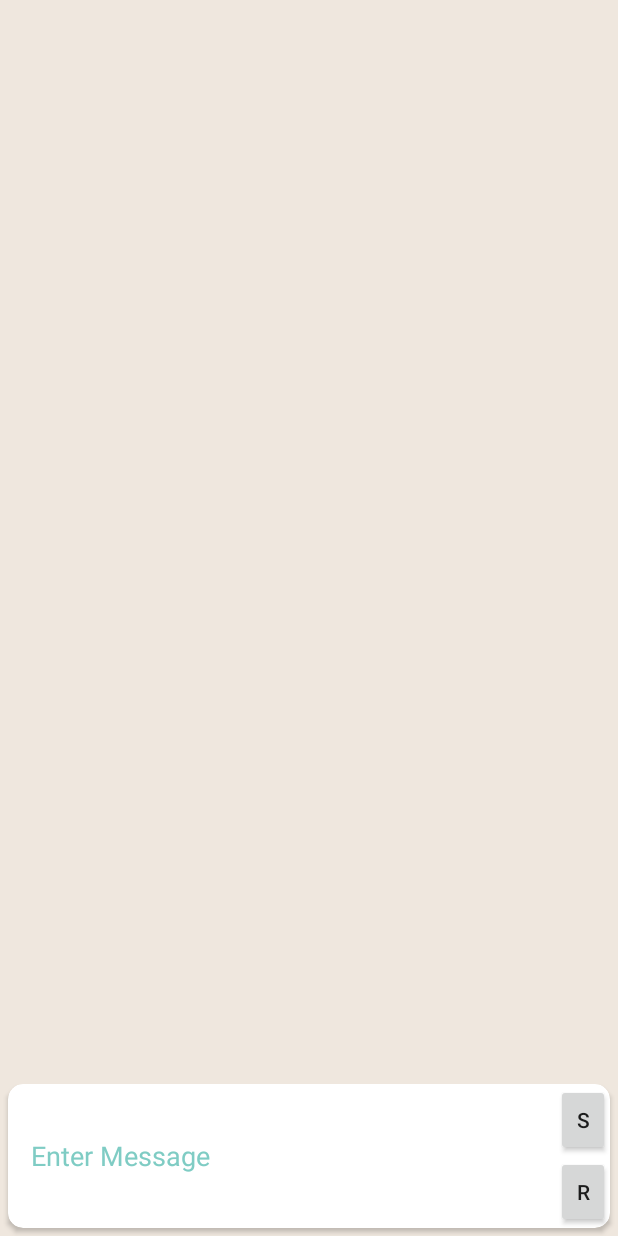
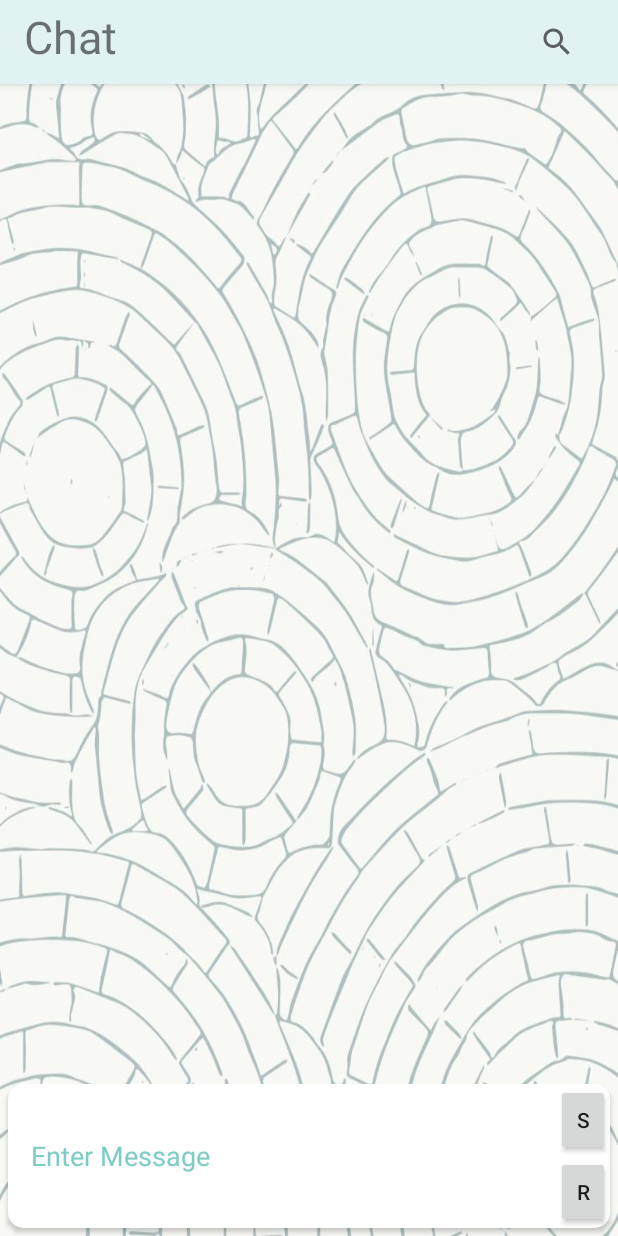
Before and after one commit to MetaApps/FBChat, an Android app: the ChatBox screen opened directly, with no data from a screen before it, on a phone screen of 412 x 824 dp. Run offline under Robolectric (Android 15) with nearby library versions, the phone set to English and light mode, and no system bars.

Commit message:
Title bar set to name. Bug:name doesnt hide when search is clicked

```diff
--- a/app/src/main/java/com/a6studios/fbchat/FirestoreDataBase.java
+++ b/app/src/main/java/com/a6studios/fbchat/FirestoreDataBase.java
@@ -77,7 +77,8 @@ public class FirestoreDataBase {
                                 POJO_Users u = document.toObject(POJO_Users.class);
                                 FirestoreDataBase fdb = FirestoreDataBase.getFirestoreDatabase();
                                 String name = fdb.getFirebaseUser().getDisplayName();
-                                mAdapter.addUser(u);
+                                if(u.getUID().compareTo(firebaseUser.getUid())!=0)
+                                    mAdapter.addUser(u);
                             }
                         } else {
                             Log.d("ERROR", "Error getting documents: ", task.getException());
--- a/app/src/main/java/com/a6studios/fbchat/package_ChatBox/ChatBox.java
+++ b/app/src/main/java/com/a6studios/fbchat/package_ChatBox/ChatBox.java
@@ -2,14 +2,47 @@ package com.a6studios.fbchat.package_ChatBox;
 
 import android.support.v7.app.AppCompatActivity;
 import android.os.Bundle;
+import android.view.View;
+import android.widget.SearchView;
+import android.widget.TextView;
 
 import com.a6studios.fbchat.R;
 
 public class ChatBox extends AppCompatActivity {
-
+    String toName;
+    String toUID;
+    TextView tv ;
+    SearchView sv;
     @Override
     protected void onCreate(Bundle savedInstanceState) {
         super.onCreate(savedInstanceState);
         setContentView(R.layout.activity_chat_box);
+        tv = findViewById(R.id.tv_displayName);
+        sv = findViewById(R.id.searchView);
+        Bundle extras = getIntent().getExtras();
+        if(extras!=null)
+        {
+            toName = extras.getString("toName");
+            toUID = extras.getString("toUID");
+            tv.setText(toName);
+        }
+
+        sv.setOnFocusChangeListener(new View.OnFocusChangeListener() {
+            @Override
+            public void onFocusChange(View v, boolean hasFocus) {
+                if(hasFocus){
+                    tv.setText("");
+                    tv.setVisibility(View.INVISIBLE);
+                }
+
+                else
+                {
+                    tv.setText(toName);
+                    tv.setSingleLine(true);
+                }
+
+
+            }
+        });
     }
 }
--- a/app/src/main/java/com/a6studios/fbchat/package_MainActivity/RV_Adapter_UsersList.java
+++ b/app/src/main/java/com/a6studios/fbchat/package_MainActivity/RV_Adapter_UsersList.java
@@ -38,6 +38,8 @@ class RV_ViewHolder_UsersList extends RecyclerView.ViewHolder implements View.On
     @Override
     public void onClick(View v) {
         Intent i = new Intent(mContext, ChatBox.class);
+        i.putExtra("toUID",al.get(getAdapterPosition()).getUID());
+        i.putExtra("toName",al.get(getAdapterPosition()).getName());
         mContext.startActivity(i);
     }
 }
--- a/app/src/main/res/layout/activity_chat_box.xml
+++ b/app/src/main/res/layout/activity_chat_box.xml
@@ -5,8 +5,42 @@
     android:layout_width="match_parent"
     android:layout_height="match_parent"
     android:orientation="vertical"
-    android:background="#efe7de"
+    android:background="@drawable/chat_bg"
     tools:context="com.a6studios.fbchat.package_ChatBox.ChatBox">
+    <android.support.design.widget.AppBarLayout
+        xmlns:android="http://schemas.android.com/apk/res/android"
+        android:layout_width="match_parent"
+        android:layout_height="wrap_content"
+        android:id="@+id/displayName">
+
+        <android.support.v7.widget.Toolbar
+            android:id="@+id/toolbar_displayName"
+            android:layout_width="match_parent"
+            android:layout_height="wrap_content">
+            <LinearLayout
+                android:orientation="horizontal"
+                android:layout_width="match_parent"
+                android:layout_height="wrap_content">
+            <TextView
+                android:text="Chat"
+                android:id="@+id/tv_displayName"
+                android:layout_width="0dp"
+                android:layout_height="wrap_content"
+                android:layout_weight="20"
+                android:textSize="30sp"
+                android:typeface="sans"/>
+
+            <SearchView
+                android:id="@+id/searchView"
+                android:layout_width="wrap_content"
+                android:layout_height="wrap_content"
+                android:iconifiedByDefault="true"
+                android:queryHint="Search"
+                android:layout_weight="1"/>
+            </LinearLayout>
+        </android.support.v7.widget.Toolbar>
+
+    </android.support.design.widget.AppBarLayout>
     <android.support.v7.widget.RecyclerView
         android:id="@+id/rvMessages"
         android:layout_width="match_parent"
```
Also changed, not shown: app/src/main/res/drawable/chat_bg.png (added).
